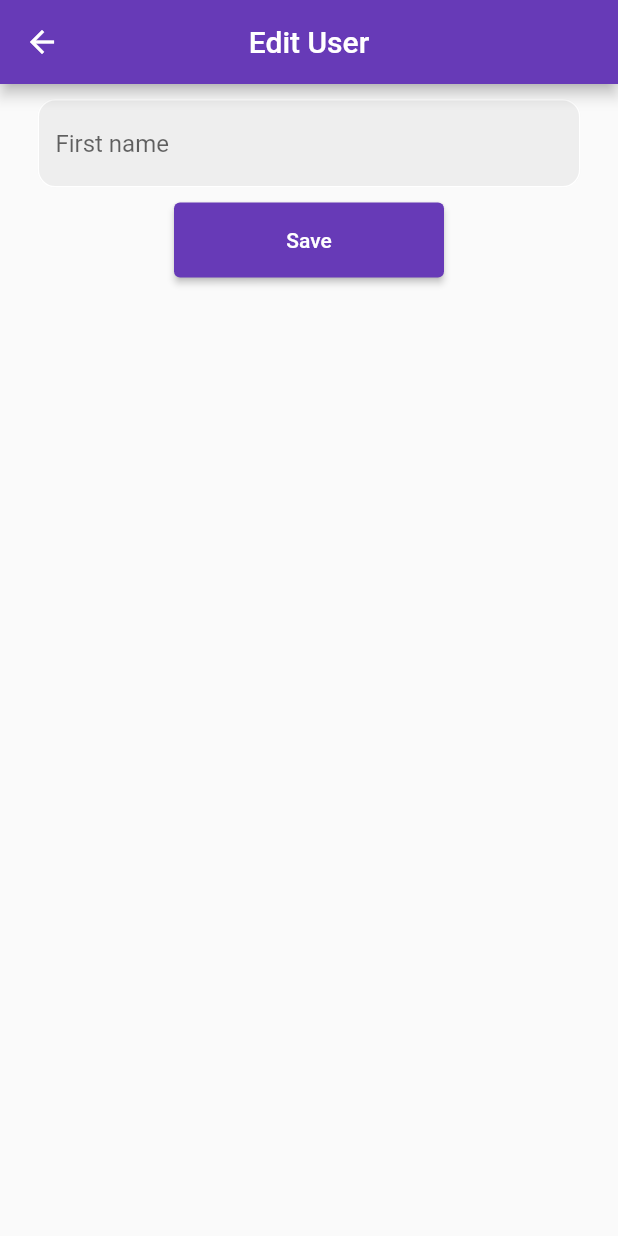
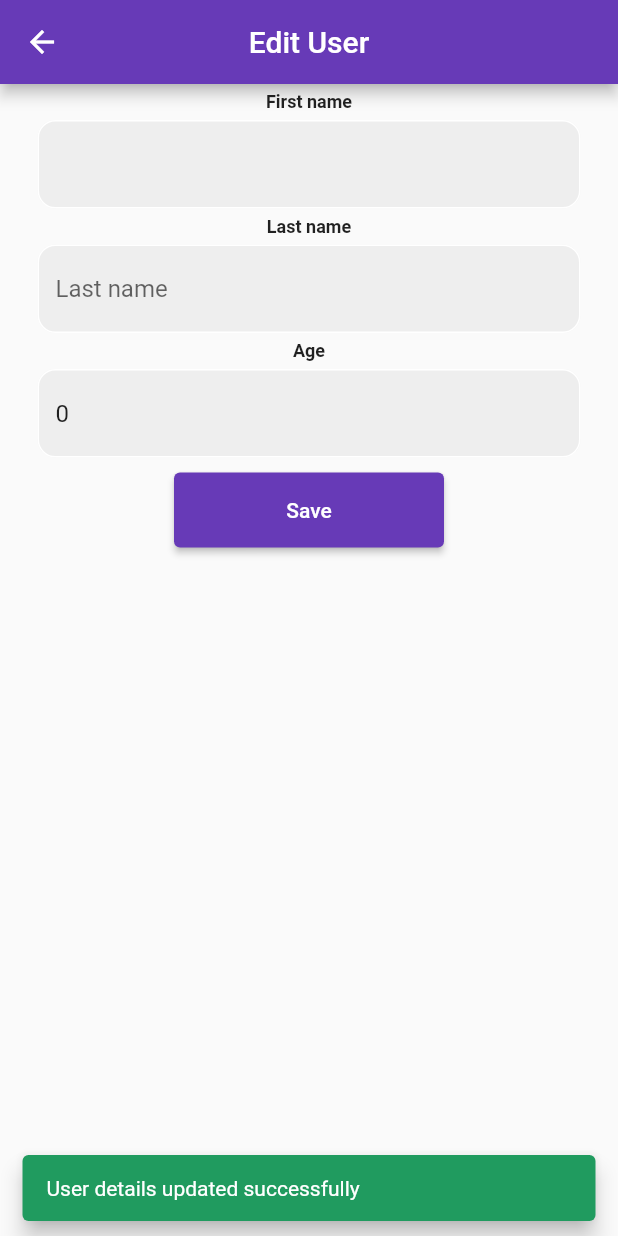
Before and after one commit to kamijidias/Flutter-Projects, a Flutter app: the EditUser screen opened directly with empty values, after a tap on "Save", on a phone screen of 412 x 824 dp. Run offline on Flutter 3.47's test engine with Material 2 defaults, Android fonts, the phone set to English and light mode, and no system bars; our stand-ins replace cloud_firestore, firebase_auth, firebase_core, google_fonts, shared_preferences; accounts and stored records are empty.

Commit message:
Criado a query para update user, funcao para salvar os updates e ajustado estilos da tela de edit user

```diff
--- a/full_login/lib/pages/edit_user.dart
+++ b/full_login/lib/pages/edit_user.dart
@@ -1,7 +1,8 @@
-// ignore_for_file: prefer_const_constructors, avoid_unnecessary_containers
+// ignore_for_file: prefer_const_constructors, avoid_unnecessary_containers, use_build_context_synchronously
 
 import 'package:cloud_firestore/cloud_firestore.dart';
 import 'package:flutter/material.dart';
+import 'package:flutter/services.dart';
 
 class EditUser extends StatefulWidget {
   final String userId;
@@ -14,7 +15,9 @@ class EditUser extends StatefulWidget {
 
 class _EditUserState extends State<EditUser> {
   //controllers
-  TextEditingController editController = TextEditingController();
+  final _firstNameController = TextEditingController();
+  final _lastNameController = TextEditingController();
+  final _ageController = TextEditingController();
 
   @override
   void initState() {
@@ -26,10 +29,42 @@ class _EditUserState extends State<EditUser> {
         .then(
       (documentSnapshot) {
         if (documentSnapshot.exists) {
-          editController.text = documentSnapshot.get('first name');
+          _firstNameController.text = documentSnapshot.get('first name');
+          _lastNameController.text = documentSnapshot.get('last name');
+          int age = documentSnapshot.get('age');
+          _ageController.text = age.toString();
         }
       },
     );
+  }
+
+  Future<void> updateUser(
+      String userId, String firstName, String lastName, int age) async {
+    try {
+      await FirebaseFirestore.instance.collection('users').doc(userId).update({
+        'first name': firstName,
+        'last name': lastName,
+        'age': age,
+      });
+
+      ScaffoldMessenger.of(context).showSnackBar(
+        SnackBar(
+          backgroundColor: const Color.fromARGB(255, 32, 155, 95),
+          content: Text('User details updated successfully'),
+          duration: Duration(seconds: 3),
+          behavior: SnackBarBehavior.floating,
+        ),
+      );
+    } catch (error) {
+      ScaffoldMessenger.of(context).showSnackBar(
+        SnackBar(
+          backgroundColor: Colors.redAccent,
+          content: Text('Failed to update user details'),
+          duration: Duration(seconds: 3),
+          behavior: SnackBarBehavior.floating,
+        ),
+      );
+    }
   }
 
   @override
@@ -40,16 +75,25 @@ class _EditUserState extends State<EditUser> {
         centerTitle: true,
         backgroundColor: Colors.deepPurple,
       ),
-      body: Container(
+      body: Padding(
+        padding: const EdgeInsets.only(top: 5.0),
+        child: Container(
           child: Column(
             children: [
+              Padding(
+                padding: const EdgeInsets.symmetric(horizontal: 30.0),
+                child: Text(
+                  'First name',
+                  style: TextStyle(fontSize: 12, fontWeight: FontWeight.bold),
+                ),
+              ),
               SizedBox(
-              height: 10,
+                height: 5,
               ),
               Padding(
                 padding: const EdgeInsets.symmetric(horizontal: 25.0),
                 child: TextField(
-                controller: editController,
+                  controller: _firstNameController,
                   decoration: InputDecoration(
                     enabledBorder: OutlineInputBorder(
                       borderSide: BorderSide(color: Colors.white),
@@ -59,7 +103,72 @@ class _EditUserState extends State<EditUser> {
                       borderSide: BorderSide(color: Colors.deepPurple),
                       borderRadius: BorderRadius.circular(12),
                     ),
-                  hintText: 'First name',
+                    fillColor: Colors.grey[200],
+                    filled: true,
+                  ),
+                ),
+              ),
+              SizedBox(
+                height: 5,
+              ),
+              Padding(
+                padding: const EdgeInsets.symmetric(horizontal: 30.0),
+                child: Text(
+                  'Last name',
+                  style: TextStyle(fontSize: 12, fontWeight: FontWeight.bold),
+                ),
+              ),
+              SizedBox(
+                height: 5,
+              ),
+              Padding(
+                padding: const EdgeInsets.symmetric(horizontal: 25.0),
+                child: TextField(
+                  controller: _lastNameController,
+                  decoration: InputDecoration(
+                    enabledBorder: OutlineInputBorder(
+                      borderSide: BorderSide(color: Colors.white),
+                      borderRadius: BorderRadius.circular(12),
+                    ),
+                    focusedBorder: OutlineInputBorder(
+                      borderSide: BorderSide(color: Colors.deepPurple),
+                      borderRadius: BorderRadius.circular(12),
+                    ),
+                    hintText: 'Last name',
+                    fillColor: Colors.grey[200],
+                    filled: true,
+                  ),
+                ),
+              ),
+              SizedBox(
+                height: 5,
+              ),
+              Padding(
+                padding: const EdgeInsets.symmetric(horizontal: 30.0),
+                child: Text(
+                  'Age',
+                  style: TextStyle(fontSize: 12, fontWeight: FontWeight.bold),
+                ),
+              ),
+              SizedBox(
+                height: 5,
+              ),
+              Padding(
+                padding: const EdgeInsets.symmetric(horizontal: 25.0),
+                child: TextField(
+                  controller: _ageController,
+                  inputFormatters: [
+                    FilteringTextInputFormatter.allow(RegExp(r'[0-9]')),
+                  ],
+                  decoration: InputDecoration(
+                    enabledBorder: OutlineInputBorder(
+                        borderSide: BorderSide(color: Colors.white),
+                        borderRadius: BorderRadius.circular(12)),
+                    focusedBorder: OutlineInputBorder(
+                      borderSide: BorderSide(color: Colors.deepPurple),
+                      borderRadius: BorderRadius.circular(12),
+                    ),
+                    hintText: 'Age',
                     fillColor: Colors.grey[200],
                     filled: true,
                   ),
@@ -69,7 +178,13 @@ class _EditUserState extends State<EditUser> {
                 height: 10,
               ),
               ElevatedButton(
-              onPressed: () {},
+                onPressed: () {
+                  String firstName = _firstNameController.text.trim();
+                  String lastName = _lastNameController.text.trim();
+                  int age = int.parse(_ageController.text.trim());
+
+                  updateUser(widget.userId, firstName, lastName, age);
+                },
                 style: ElevatedButton.styleFrom(
                   backgroundColor: Colors.deepPurple,
                   minimumSize: Size(180, 50),
@@ -79,6 +194,7 @@ class _EditUserState extends State<EditUser> {
             ],
           ),
         ),
+      ),
     );
   }
 }
--- a/full_login/lib/pages/home.dart
+++ b/full_login/lib/pages/home.dart
@@ -103,7 +103,7 @@ class _HomePageState extends State<HomePage> {
                                   Navigator.push(
                                     context,
                                     MaterialPageRoute(
-                                      builder: (context) => EditUser(userId: docIDs[2]),
+                                      builder: (context) => EditUser(userId: docIDs[index]),
                                     ),
                                   );
                                 },
--- a/full_login/lib/read_data/get_user_data.dart
+++ b/full_login/lib/read_data/get_user_data.dart
@@ -20,8 +20,7 @@ class GetUserData extends StatelessWidget {
           Map<String, dynamic> data =
               snapshot.data!.data() as Map<String, dynamic>;
           return Text('${data['first name']}'
-              ' ${data['last name']},'
-              ' ${data['age']} years old');
+              ' ${data['last name']}');
         }
         return Text('loading..');
       },
```
Lines whose indentation alone changed are shown as unchanged.
